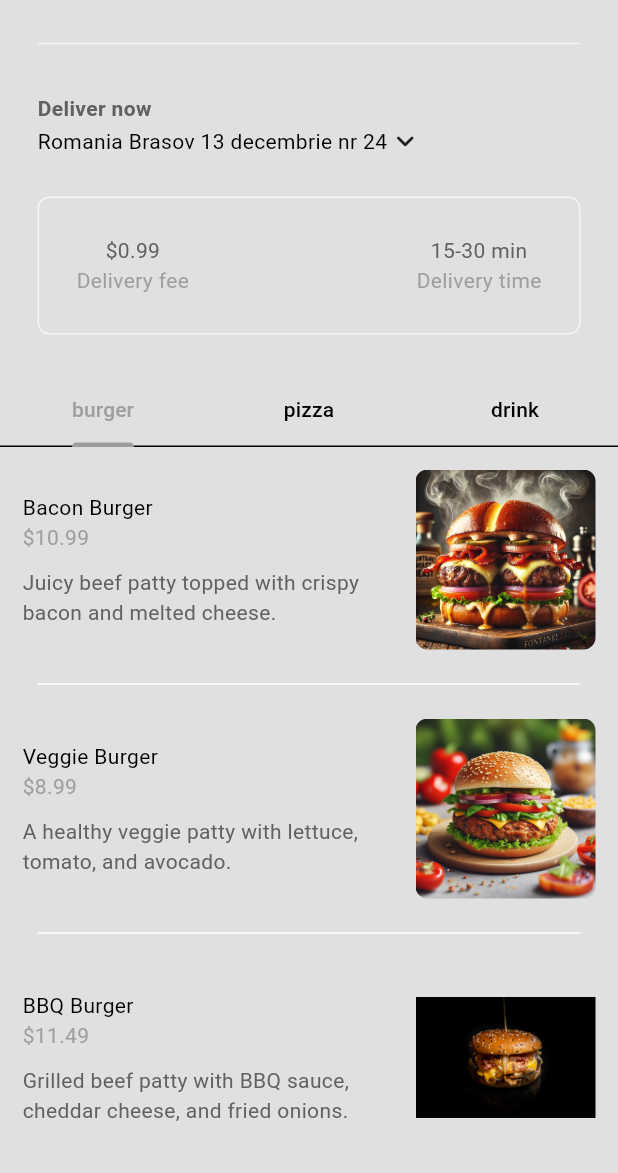
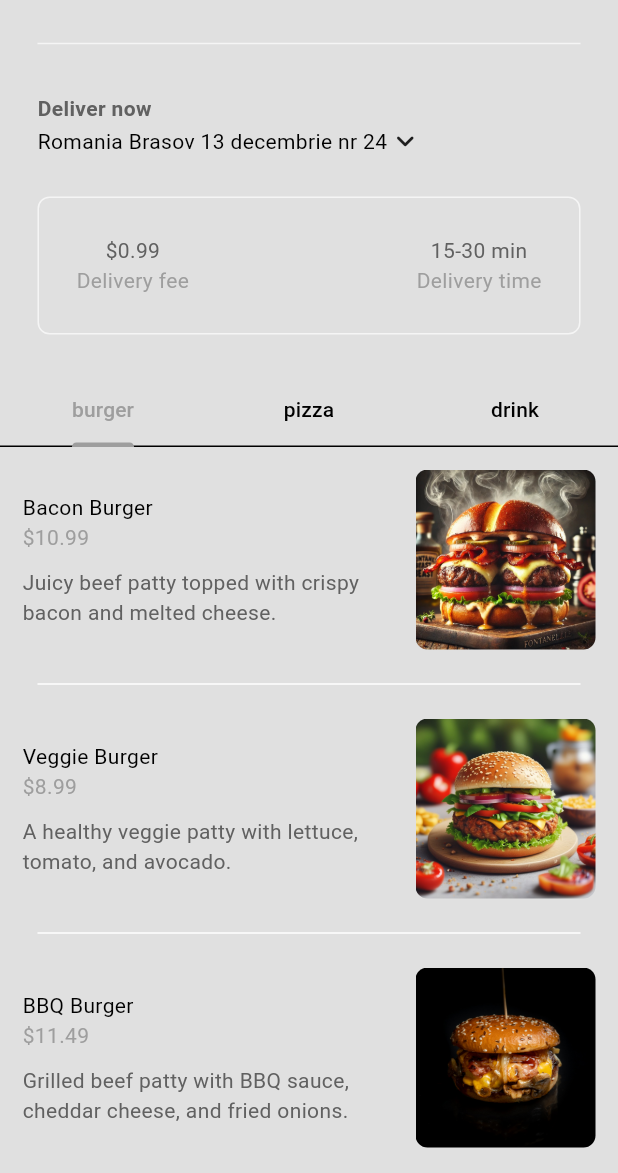
Before and after one commit to Gabi-Plosnita/FoodAppDam, a Flutter app: the HomePage screen opened directly, on a phone screen of 412 x 824 dp, the part 63-1236 px from its top. Run offline on Flutter 3.47's test engine with Material 3 defaults, Android fonts, the phone set to English and light mode, and no system bars.

Commit message:
Fix ui bugs

```diff
--- a/food_app/lib/components/my_food_tile.dart
+++ b/food_app/lib/components/my_food_tile.dart
@@ -42,22 +42,25 @@ class FoodTile extends StatelessWidget {
                     ],
                   ),
                 ),
-
-                const SizedBox(width: 15,),
-
+                const SizedBox(
+                  width: 15,
+                ),
                 ClipRRect(
                   borderRadius: BorderRadius.circular(8),
                   child: Image.asset(
                     food.imagePath,
                     height: 120,
                     width: 120,
+                    fit: BoxFit.cover,
+                    errorBuilder: (context, error, stackTrace) {
+                      return const Icon(Icons.error);
+                    },
                   ),
                 ),
               ],
             ),
           ),
         ),
-
         Divider(
           indent: 25,
           endIndent: 25,
--- a/food_app/lib/models/restaurant.dart
+++ b/food_app/lib/models/restaurant.dart
@@ -59,7 +59,7 @@ class Restaurant extends ChangeNotifier {
         name: "Pepperoni Pizza",
         description:
             "Classic pizza topped with spicy pepperoni and mozzarella cheese.",
-        imagePath: "lib/images/pizzas/pepperoni.png",
+        imagePath: "lib/images/pizza/pepperoni.png",
         price: 10.49,
         category: FoodCategory.pizza,
         availableAddons: [
@@ -72,7 +72,7 @@ class Restaurant extends ChangeNotifier {
         name: "Quattro Stagioni Pizza",
         description:
             "Four seasons pizza with mushrooms, ham, artichokes, and olives, divided into four sections.",
-        imagePath: "lib/images/pizzas/quattro_stagioni.jpg",
+        imagePath: "lib/images/pizza/quattro_stagioni.jpg",
         price: 12.49,
         category: FoodCategory.pizza,
         availableAddons: [
@@ -85,7 +85,7 @@ class Restaurant extends ChangeNotifier {
         name: "Quattro Formaggi Pizza",
         description:
             "A blend of four cheeses: mozzarella, gorgonzola, parmesan, and ricotta.",
-        imagePath: "lib/images/pizzas/quattro_formaggi.jpg",
+        imagePath: "lib/images/pizza/quattro_formaggi.jpg",
         price: 11.99,
         category: FoodCategory.pizza,
         availableAddons: [
@@ -98,7 +98,7 @@ class Restaurant extends ChangeNotifier {
         name: "Prosciutto Pizza",
         description:
             "Pizza topped with thinly sliced prosciutto, fresh mozzarella, and arugula.",
-        imagePath: "lib/images/pizzas/prosciutto.jpg",
+        imagePath: "lib/images/pizza/prosciutto.jpg",
         price: 13.49,
         category: FoodCategory.pizza,
         availableAddons: [
```
